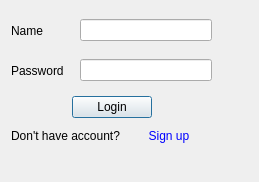
The window that authorizationwindow.ui (Andrii-sudo/Chat_Client) describes before a commit, drawn with Qt 5.
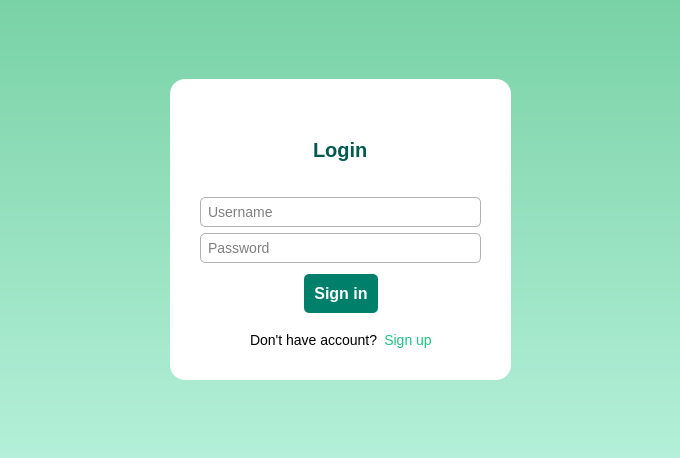
The same window after the commit. Icons and pictures are not drawn.

What changed in the file:
```diff
--- a/authorizationwindow.ui
+++ b/authorizationwindow.ui
@@ -6,74 +6,199 @@
    <rect>
     <x>0</x>
     <y>0</y>
-    <width>259</width>
-    <height>182</height>
+    <width>680</width>
+    <height>458</height>
    </rect>
   </property>
   <property name="windowTitle">
    <string>Dialog</string>
   </property>
-  <widget class="QWidget" name="">
-   <property name="geometry">
-    <rect>
-     <x>11</x>
-     <y>11</y>
-     <width>201</width>
-     <height>138</height>
-    </rect>
-   </property>
+  <property name="windowIcon">
+   <iconset theme="QIcon::ThemeIcon::UserAvailable"/>
+  </property>
+  <property name="styleSheet">
+   <string notr="true">QDialog {
+    background-color: qlineargradient(spread:pad, x1:0, y1:0, x2:0, y2:1, stop:0 #79d2a6, stop:1 #b4f0d9);
+}</string>
+  </property>
+  <layout class="QGridLayout" name="gridLayout">
+   <item row="0" column="0">
    <layout class="QVBoxLayout" name="verticalLayout">
+     <item>
+      <spacer name="verticalSpacer_2">
+       <property name="orientation">
+        <enum>Qt::Orientation::Vertical</enum>
+       </property>
+       <property name="sizeHint" stdset="0">
+        <size>
+         <width>20</width>
+         <height>40</height>
+        </size>
+       </property>
+      </spacer>
+     </item>
     <item>
      <layout class="QHBoxLayout" name="horizontalLayout">
       <item>
-       <widget class="QLabel" name="labName">
+        <spacer name="horizontalSpacer">
+         <property name="orientation">
+          <enum>Qt::Orientation::Horizontal</enum>
+         </property>
+         <property name="sizeHint" stdset="0">
+          <size>
+           <width>40</width>
+           <height>20</height>
+          </size>
+         </property>
+        </spacer>
+       </item>
+       <item>
+        <widget class="QWidget" name="widget" native="true">
         <property name="minimumSize">
          <size>
-          <width>63</width>
-          <height>29</height>
-         </size>
-        </property>
-        <property name="maximumSize">
+           <width>341</width>
+           <height>301</height>
+          </size>
+         </property>
+         <property name="styleSheet">
+          <string notr="true">QWidget 
+{
+    background-color: #ffffff;
+    border-radius: 15px;
+    border: 1px solid #b2b2b2;
+	border: none;
+}</string>
+         </property>
+         <widget class="QWidget" name="verticalLayoutWidget">
+          <property name="geometry">
+           <rect>
+            <x>30</x>
+            <y>30</y>
+            <width>281</width>
+            <height>241</height>
+           </rect>
+          </property>
+          <layout class="QVBoxLayout" name="verticalLayout_2">
+           <item>
+            <layout class="QHBoxLayout" name="horizontalLayout_5">
+             <item>
+              <spacer name="sprLogin1_2">
+               <property name="orientation">
+                <enum>Qt::Orientation::Horizontal</enum>
+               </property>
+               <property name="sizeHint" stdset="0">
          <size>
-          <width>63</width>
-          <height>29</height>
-         </size>
+                 <width>40</width>
+                 <height>20</height>
+                </size>
+               </property>
+              </spacer>
+             </item>
+             <item>
+              <widget class="QLabel" name="label">
+               <property name="styleSheet">
+                <string notr="true">QLabel 
+{
+    font-size: 20px;
+    font-weight: bold;
+    color: #005a52;
+    text-align: center;
+ 	background: transparent;
+    border: none;
+}</string>
         </property>
         <property name="text">
-         <string>Name</string>
+                <string>Login</string>
         </property>
        </widget>
       </item>
       <item>
-       <widget class="QLineEdit" name="txtName"/>
+              <spacer name="sprLogin2_2">
+               <property name="orientation">
+                <enum>Qt::Orientation::Horizontal</enum>
+               </property>
+               <property name="sizeHint" stdset="0">
+                <size>
+                 <width>40</width>
+                 <height>20</height>
+                </size>
+               </property>
+              </spacer>
       </item>
      </layout>
     </item>
     <item>
-     <layout class="QHBoxLayout" name="horizontalLayout_2">
+            <widget class="QLineEdit" name="txtName">
+             <property name="styleSheet">
+              <string notr="true">QLineEdit {
+    border: 1px solid #b2b2b2;
+    border-radius: 5px;
+    padding: 5px;
+    font-size: 14px;
+    background-color: #ffffff;
+    color: black; /* Основний текст чорний */
+}
+
+QLineEdit:focus {
+    border: 1px solid #005a52;
+}
+
+QLineEdit::placeholder {
+    color: gray; /* Placeholder сірий */
+    font-style: italic;
+}
+</string>
+             </property>
+             <property name="placeholderText">
+              <string>Username</string>
+             </property>
+            </widget>
+           </item>
       <item>
-       <widget class="QLabel" name="labPassword">
-        <property name="minimumSize">
-         <size>
-          <width>63</width>
-          <height>29</height>
-         </size>
-        </property>
-        <property name="maximumSize">
-         <size>
-          <width>63</width>
-          <height>29</height>
-         </size>
+            <widget class="QLineEdit" name="txtPassword">
+             <property name="styleSheet">
+              <string notr="true">QLineEdit {
+    border: 1px solid #b2b2b2;
+    border-radius: 5px;
+    padding: 5px;
+    font-size: 14px;
+    background-color: #ffffff;
+    color: black; /* Основний текст чорний */
+}
+
+QLineEdit:focus {
+    border: 1px solid #005a52;
+}
+
+QLineEdit::placeholder {
+    color: gray; /* Placeholder сірий */
+    font-style: italic;
+}
+</string>
         </property>
         <property name="text">
+              <string/>
+             </property>
+             <property name="placeholderText">
          <string>Password</string>
         </property>
        </widget>
       </item>
       <item>
-       <widget class="QLineEdit" name="txtPassword"/>
-      </item>
-     </layout>
+            <spacer name="verticalSpacer_4">
+             <property name="orientation">
+              <enum>Qt::Orientation::Vertical</enum>
+             </property>
+             <property name="sizeType">
+              <enum>QSizePolicy::Policy::Fixed</enum>
+             </property>
+             <property name="sizeHint" stdset="0">
+              <size>
+               <width>20</width>
+               <height>5</height>
+              </size>
+             </property>
+            </spacer>
     </item>
     <item>
      <layout class="QHBoxLayout" name="horizontalLayout_3">
@@ -92,8 +217,22 @@
       </item>
       <item>
        <widget class="QPushButton" name="btnLogin">
+               <property name="styleSheet">
+                <string notr="true">QPushButton {
+    background-color: #007f6b;
+    color: white;
+    font-size: 16px;
+    font-weight: bold;
+    border-radius: 5px;
+    padding: 10px;
+}
+QPushButton:hover {
+    background-color: #005a52;
+}
+</string>
+               </property>
         <property name="text">
-         <string>Login</string>
+                <string>Sign in</string>
         </property>
        </widget>
       </item>
@@ -112,10 +251,50 @@
       </item>
      </layout>
     </item>
+           <item>
+            <spacer name="verticalSpacer">
+             <property name="orientation">
+              <enum>Qt::Orientation::Vertical</enum>
+             </property>
+             <property name="sizeType">
+              <enum>QSizePolicy::Policy::Fixed</enum>
+             </property>
+             <property name="sizeHint" stdset="0">
+              <size>
+               <width>20</width>
+               <height>11</height>
+              </size>
+             </property>
+            </spacer>
+           </item>
     <item>
      <layout class="QHBoxLayout" name="horizontalLayout_4">
+             <item>
+              <spacer name="sprLogin1_4">
+               <property name="orientation">
+                <enum>Qt::Orientation::Horizontal</enum>
+               </property>
+               <property name="sizeHint" stdset="0">
+                <size>
+                 <width>40</width>
+                 <height>20</height>
+                </size>
+               </property>
+              </spacer>
+             </item>
       <item>
        <widget class="QLabel" name="labHaveAcc">
+               <property name="styleSheet">
+                <string notr="true">QLabel 
+{
+    color: black;
+    text-align: center;
+ 	background: transparent;
+    border: none;
+	font-size: 14px;
+}
+</string>
+               </property>
         <property name="text">
          <string>Don't have account?</string>
         </property>
@@ -131,7 +310,8 @@
 {
         background-color: transparent;
         border: none;
-        color: blue;
+        color: #1dc283;
+		font-size: 14px;
 }</string>
         </property>
         <property name="text">
@@ -139,10 +319,56 @@
         </property>
        </widget>
       </item>
+             <item>
+              <spacer name="sprLogin1_3">
+               <property name="orientation">
+                <enum>Qt::Orientation::Horizontal</enum>
+               </property>
+               <property name="sizeHint" stdset="0">
+                <size>
+                 <width>40</width>
+                 <height>20</height>
+                </size>
+               </property>
+              </spacer>
+             </item>
      </layout>
     </item>
    </layout>
   </widget>
+        </widget>
+       </item>
+       <item>
+        <spacer name="horizontalSpacer_2">
+         <property name="orientation">
+          <enum>Qt::Orientation::Horizontal</enum>
+         </property>
+         <property name="sizeHint" stdset="0">
+          <size>
+           <width>40</width>
+           <height>20</height>
+          </size>
+         </property>
+        </spacer>
+       </item>
+      </layout>
+     </item>
+     <item>
+      <spacer name="verticalSpacer_3">
+       <property name="orientation">
+        <enum>Qt::Orientation::Vertical</enum>
+       </property>
+       <property name="sizeHint" stdset="0">
+        <size>
+         <width>20</width>
+         <height>40</height>
+        </size>
+       </property>
+      </spacer>
+     </item>
+    </layout>
+   </item>
+  </layout>
  </widget>
  <resources/>
  <connections/>
```
Left out of the diff: 2 changed lines with no effect on the pictures. Lines whose indentation alone changed are shown as unchanged.
